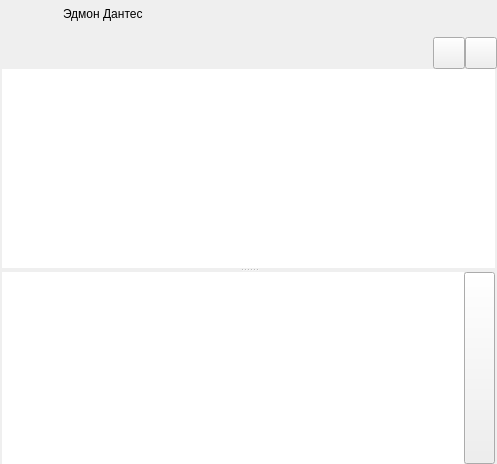
Above: src/tools/yastuff/yachatdialog.ui from AlekSi/Jabbin before the change. Below: the same form after it.
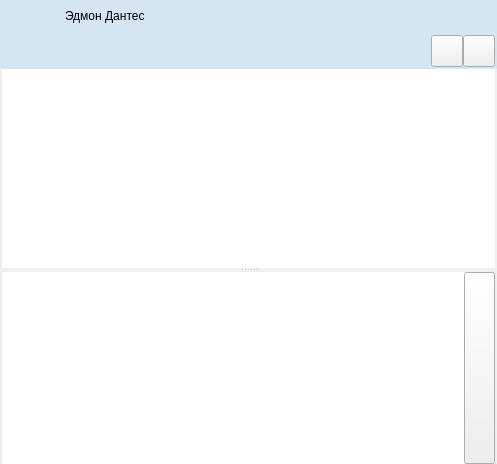
That is the form after the change. Icons and pictures are not drawn. Custom widgets are drawn as their Qt base class.

Commit message: Chat dialog has a new background

```diff
--- a/src/tools/yastuff/yachatdialog.ui
+++ b/src/tools/yastuff/yachatdialog.ui
@@ -12,6 +12,16 @@
   <property name="windowTitle" >
    <string>Form</string>
   </property>
+  <property name="styleSheet" >
+   <string notr="true" >YaChatDlg, #chatTopFrame {
+	background-image: url(:/customwidgets/data/window_background_crop.png);
+    background-repeat: repeat-x;
+    background-color: #d5e6f3;
+    background-attachment: fixed;
+
+    border: 2px solid #d5e6f3;
+}</string>
+  </property>
   <layout class="QVBoxLayout" >
    <property name="spacing" >
     <number>0</number>
```
The commit also changes 3 other files.
